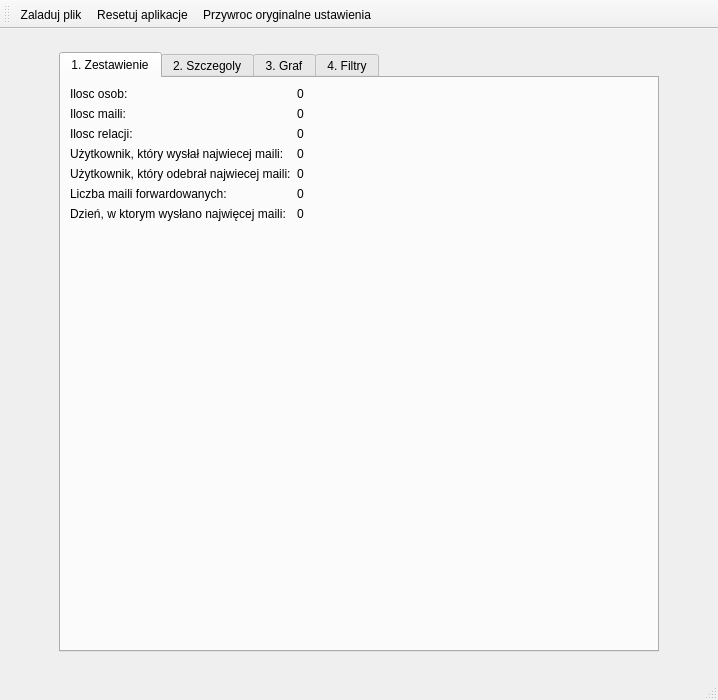
mdziekon/eiti-aisdi-business-relations-analysis, file src/views/mainwindow.ui: the form before one commit.
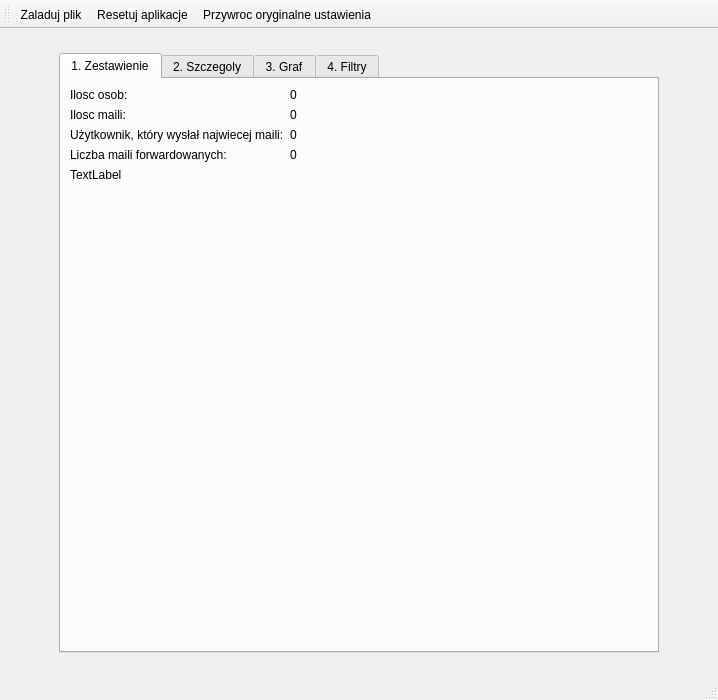
The form after the commit. The open tabs and pages were chosen to show the change. Icons and pictures are not drawn.

What changed in the file:
```diff
--- a/src/views/mainwindow.ui
+++ b/src/views/mainwindow.ui
@@ -33,18 +33,12 @@
    <locale language="English" country="UnitedStates"/>
   </property>
   <widget class="QWidget" name="centralwidget">
+   <layout class="QGridLayout" name="gridLayout">
+    <item row="0" column="0">
    <widget class="QTabWidget" name="tab_five">
     <property name="enabled">
      <bool>true</bool>
     </property>
-    <property name="geometry">
-     <rect>
-      <x>59</x>
-      <y>23</y>
-      <width>600</width>
-      <height>600</height>
-     </rect>
-    </property>
     <property name="sizePolicy">
      <sizepolicy hsizetype="Preferred" vsizetype="Preferred">
       <horstretch>0</horstretch>
@@ -86,12 +80,7 @@
      <attribute name="title">
       <string>1. Zestawienie</string>
      </attribute>
-     <layout class="QGridLayout" name="gridLayout_4">
-      <item row="0" column="0">
        <layout class="QFormLayout" name="formLayout">
-        <property name="fieldGrowthPolicy">
-         <enum>QFormLayout::AllNonFixedFieldsGrow</enum>
-        </property>
         <item row="0" column="0">
          <widget class="QLabel" name="text_IloscOsob">
           <property name="text">
@@ -121,76 +110,39 @@
          </widget>
         </item>
         <item row="2" column="0">
-         <widget class="QLabel" name="text_IloscRelacji">
-          <property name="text">
-           <string>Ilosc relacji:</string>
-          </property>
-         </widget>
-        </item>
-        <item row="2" column="1">
-         <widget class="QLabel" name="return_IloscRelacji">
-          <property name="text">
-           <string>0</string>
-          </property>
-         </widget>
-        </item>
-        <item row="3" column="0">
          <widget class="QLabel" name="text_UzytkownikWyslNajwMaili">
           <property name="text">
            <string>Użytkownik, który wysłał najwiecej maili:</string>
           </property>
          </widget>
         </item>
-        <item row="3" column="1">
+        <item row="2" column="1">
          <widget class="QLabel" name="return_UzytkownikWyslNajwMaili">
           <property name="text">
            <string>0</string>
           </property>
          </widget>
         </item>
-        <item row="4" column="0">
-         <widget class="QLabel" name="text_UzOdebrNajwMaili">
-          <property name="text">
-           <string>Użytkownik, który odebrał najwiecej maili:</string>
-          </property>
-         </widget>
-        </item>
-        <item row="4" column="1">
-         <widget class="QLabel" name="return_UzOdebrNajwMaili">
-          <property name="text">
-           <string>0</string>
-          </property>
-         </widget>
-        </item>
-        <item row="5" column="0">
+        <item row="3" column="0">
          <widget class="QLabel" name="text_LiczbaMailiForward">
           <property name="text">
            <string>Liczba maili forwardowanych:</string>
           </property>
          </widget>
         </item>
-        <item row="5" column="1">
+        <item row="3" column="1">
          <widget class="QLabel" name="return_LiczbaMailiForward">
           <property name="text">
            <string>0</string>
           </property>
          </widget>
         </item>
-        <item row="6" column="0">
-         <widget class="QLabel" name="text_DzienWyslanoNajwMaili">
+        <item row="4" column="0">
+         <widget class="QLabel" name="label_4">
           <property name="text">
-           <string>Dzień, w ktorym wysłano najwięcej maili:</string>
+           <string>TextLabel</string>
           </property>
          </widget>
-        </item>
-        <item row="6" column="1">
-         <widget class="QLabel" name="return_DzienWyslanoNajwMaili">
-          <property name="text">
-           <string>0</string>
-          </property>
-         </widget>
-        </item>
-       </layout>
       </item>
      </layout>
     </widget>
@@ -198,8 +150,8 @@
      <attribute name="title">
       <string>2. Szczegoly</string>
      </attribute>
-     <layout class="QGridLayout" name="gridLayout">
-      <item row="0" column="0">
+       <layout class="QGridLayout" name="gridLayout_3">
+        <item row="1" column="0">
        <widget class="QTreeWidget" name="treeWidget_MailList">
         <property name="maximumSize">
          <size>
@@ -497,11 +449,51 @@
           </item>
          </layout>
         </item>
-       </layout>
-      </item>
-     </layout>
-    </widget>
-   </widget>
+          <item row="1" column="0">
+           <layout class="QVBoxLayout" name="verticalLayout_7">
+            <item>
+             <layout class="QHBoxLayout" name="horizontalLayout_4">
+              <item>
+               <widget class="QPushButton" name="pushButton_deleteselectedfilter">
+                <property name="text">
+                 <string>Usun zaznaczony filtr</string>
+                </property>
+               </widget>
+              </item>
+              <item>
+               <widget class="QPushButton" name="pushButton_setfiltersaction">
+                <property name="text">
+                 <string>Odfiltruj</string>
+                </property>
+               </widget>
+              </item>
+              <item>
+               <spacer name="horizontalSpacer">
+                <property name="orientation">
+                 <enum>Qt::Horizontal</enum>
+                </property>
+                <property name="sizeHint" stdset="0">
+                 <size>
+                  <width>40</width>
+                  <height>20</height>
+                 </size>
+                </property>
+               </spacer>
+              </item>
+             </layout>
+            </item>
+            <item>
+             <widget class="QListWidget" name="listWidget_filters"/>
+            </item>
+           </layout>
+          </item>
+         </layout>
+        </item>
+       </layout>
+      </widget>
+     </widget>
+    </item>
+   </layout>
   </widget>
   <widget class="QStatusBar" name="statusbar"/>
   <widget class="QToolBar" name="toolBar">
```
Left out of the diff: 82 changed lines with no effect on the pictures. Lines whose indentation alone changed are shown as unchanged.
